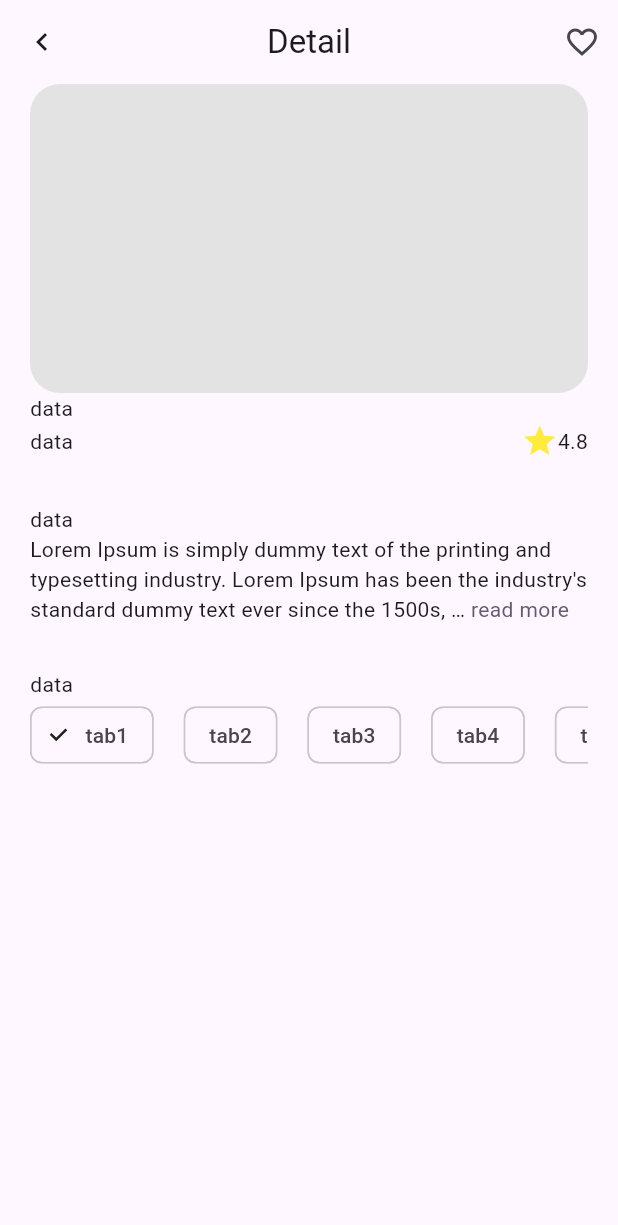
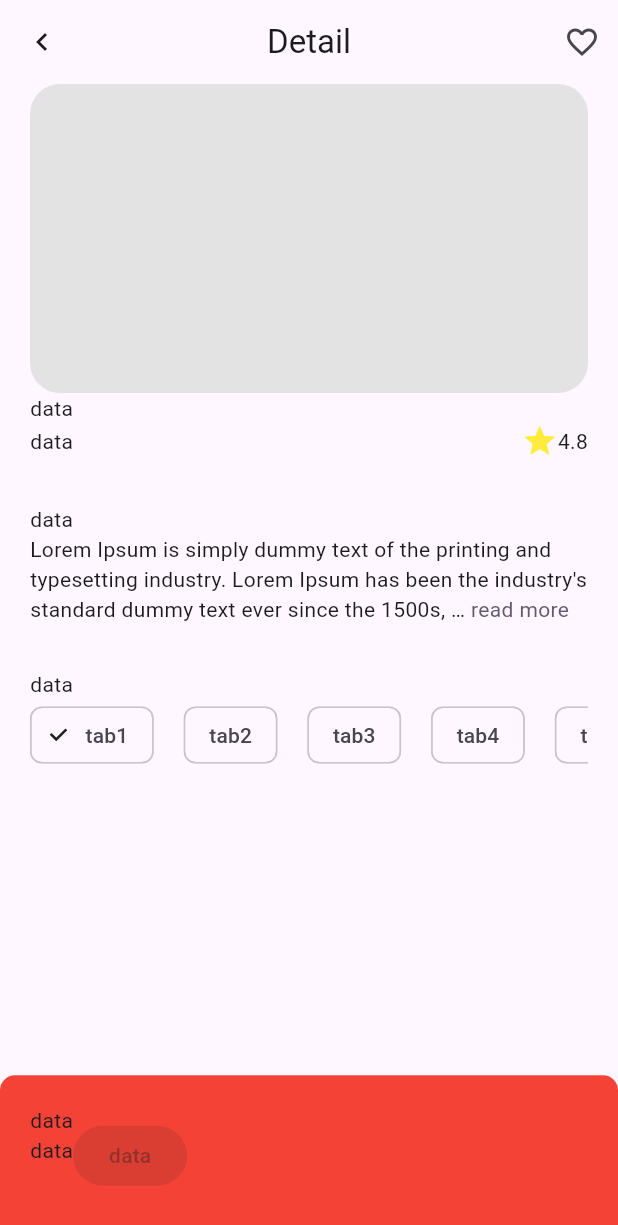
Before and after one commit to MgKyawLay/coffee, a Flutter app: the ItemDetail screen opened by its route, on a phone screen of 412 x 824 dp. Shown: the top 1225 px of the screen. Run offline on Flutter 3.47's test engine with Material 3 defaults, Android fonts, the phone set to English and light mode, and no system bars; drawn by our look-alikes of readmore.

Commit message:
Update item_detail.dart

```diff
--- a/lib/view/item_detail.dart
+++ b/lib/view/item_detail.dart
@@ -28,8 +28,10 @@ class ItemDetail extends StatelessWidget {
           ],
         ),
         // bottomSheet: ,
-        body: SingleChildScrollView(
-            child: Stack(
+        body: Stack(
+          children: [
+            SingleChildScrollView(
+                child: Stack(
               children: [
                 Padding(
                   padding: const EdgeInsets.symmetric(horizontal: 20),
@@ -78,8 +80,32 @@ class ItemDetail extends StatelessWidget {
                   ),
                 ),
               ],
+            )),
+            Align(
+              alignment: Alignment.bottomCenter,
+              child: Container(
+                height: deviceHeight * 0.13,
+                width: double.infinity,
+                // color: Colors.red,
+                decoration: BoxDecoration(
+                  color: Colors.red,
+                  borderRadius: BorderRadius.only(topLeft: Radius.circular(10), topRight: Radius.circular(10))
+                ),
+                child: Padding(padding: EdgeInsets.all(20),
+                child: Row(
+                  children: [
+                    Column(
+                      children: [
+                        Text("data"),
+                        Text("data")
+                      ],
+                    ),
+                    ElevatedButton(onPressed: null, child: Text("data"))
+                  ],
+                )),
+              ),
             )
-        )
-    );
+          ],
+        ));
   }
 }
```
